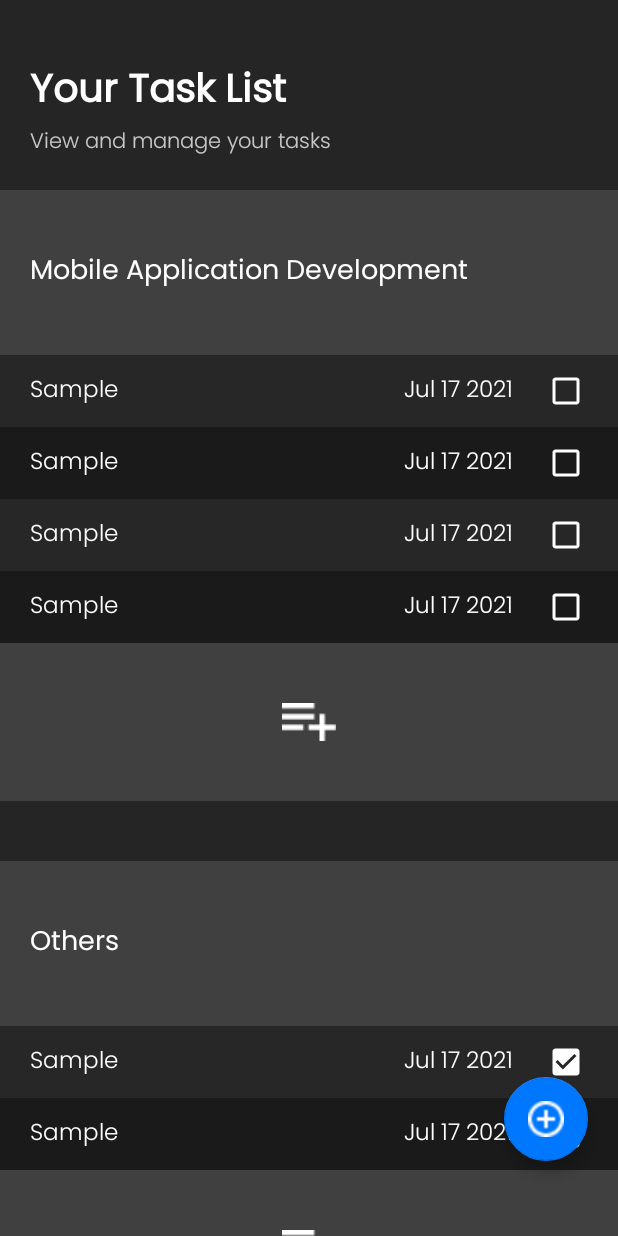
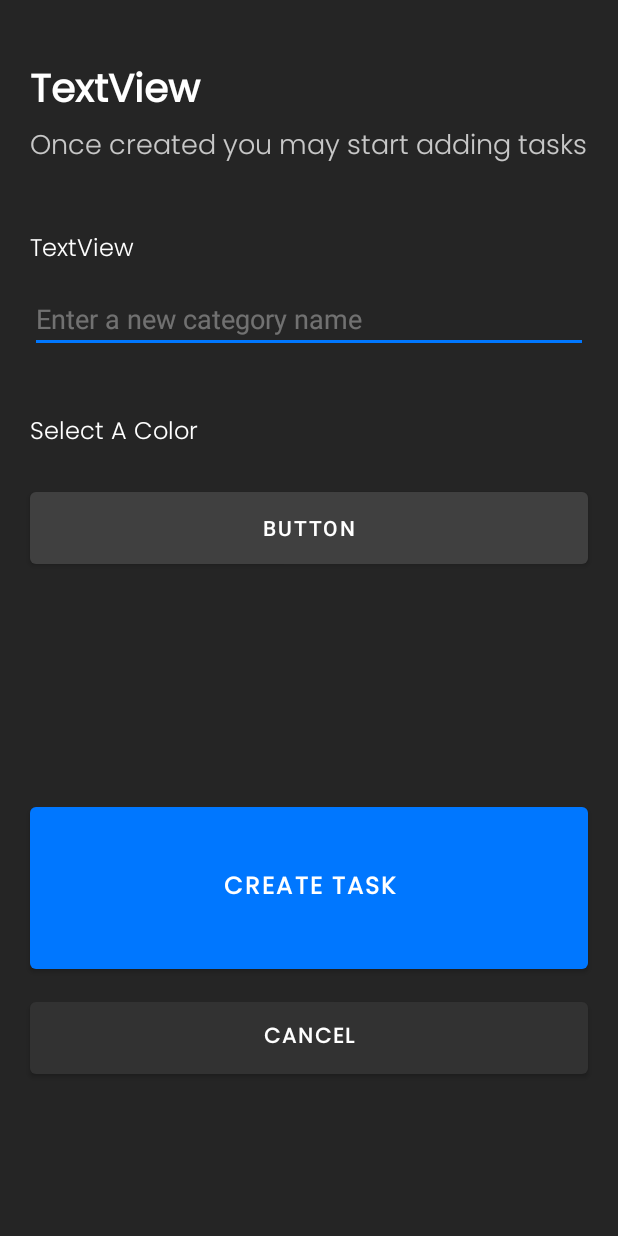
Before and after one commit to s10208233/PTL-MAD-ASSIGNMENT, an Android app: the screen it shows after launch (ViewTaskActivity before the commit, AddTaskCategoryActivity after it), after a tap on an icon or button, on a phone screen of 412 x 824 dp. Run offline under Robolectric (Android 15) with nearby library versions, the phone set to English and light mode, and no system bars; libraries missing offline, so code that uses them is left out: androidx.constraintlayout.solver.

Commit message:
Readjusted margin and text size for activity_add_task.xml.
AddTaskCategoryActivity added.

```diff
--- a/app/src/main/AndroidManifest.xml
+++ b/app/src/main/AndroidManifest.xml
@@ -9,7 +9,8 @@
         android:roundIcon="@mipmap/ic_launcher_round"
         android:supportsRtl="true"
         android:theme="@style/Theme.RememberToDo.NoActionBar">
-        <activity android:name=".ViewTaskActivity"></activity>
+        <activity android:name=".AddTaskCategoryActivity"></activity>
+        <activity android:name=".ViewTaskActivity" />
         <activity android:name=".AddTaskActivity" />
         <activity android:name=".HomeActivity" />
         <activity android:name=".SplashScreenActivity">
--- /dev/null
+++ b/app/src/main/java/sg/edu/np/mad/remembertodo/AddTaskCategoryActivity.java
@@ -0,0 +1,54 @@
+package sg.edu.np.mad.remembertodo;
+
+import androidx.annotation.RequiresApi;
+import androidx.appcompat.app.AppCompatActivity;
+
+import android.os.Build;
+import android.os.Bundle;
+import android.view.View;
+import android.widget.EditText;
+import android.widget.Toast;
+
+//  static_categorylist to be converted to database
+import static sg.edu.np.mad.remembertodo.ViewTaskActivity.static_categorylist;
+
+public class AddTaskCategoryActivity extends AppCompatActivity {
+
+    @Override
+    protected void onCreate(Bundle savedInstanceState) {
+        super.onCreate(savedInstanceState);
+        setContentView(R.layout.activity_add_task_category);
+
+        EditText new_category_name_edittext = findViewById(R.id.editTextNewCategoryName);
+
+        //  Create Category Button
+        findViewById(R.id.createCategoryBtn).setOnClickListener(new View.OnClickListener() {
+            @RequiresApi(api = Build.VERSION_CODES.LOLLIPOP)
+            @Override
+            public void onClick(View view) {
+                String new_category_name_input = new_category_name_edittext.getText().toString();
+                //  To create
+                String selected_color = "";
+
+                if (new_category_name_input.matches("")){
+                    new_category_name_edittext.setBackgroundTintList(getApplicationContext().getResources().getColorStateList(R.color.hard));
+                    Toast.makeText(AddTaskCategoryActivity.this, "Please give this category a name!", Toast.LENGTH_SHORT).show();
+                }
+                else{
+//                    if (DueDate_value.matches("Select A Date")){
+//                        DueDate_value = "-";
+//                    }
+//                    Task NewTaskObject = new Task(TaskName_value, Difficulty_value, DueDate_value,false, getTodaysDate());
+//                    static_categorylist.get(task_category_position).getTaskList().add(NewTaskObject);
+                    finish();
+                }
+            }
+        });
+
+    }
+    @Override
+    protected void onDestroy() {
+        super.onDestroy();
+        finish();
+    }
+}
--- a/app/src/main/java/sg/edu/np/mad/remembertodo/ViewTaskActivity.java
+++ b/app/src/main/java/sg/edu/np/mad/remembertodo/ViewTaskActivity.java
@@ -1,13 +1,17 @@
 package sg.edu.np.mad.remembertodo;
 
 import androidx.annotation.RequiresApi;
+import androidx.appcompat.app.AlertDialog;
 import androidx.appcompat.app.AppCompatActivity;
 import androidx.recyclerview.widget.DefaultItemAnimator;
 import androidx.recyclerview.widget.LinearLayoutManager;
 import androidx.recyclerview.widget.RecyclerView;
 
+import android.content.DialogInterface;
+import android.content.Intent;
 import android.os.Build;
 import android.os.Bundle;
+import android.util.Log;
 import android.view.View;
 
 import java.text.DateFormat;
@@ -87,10 +91,31 @@ public class ViewTaskActivity extends AppCompatActivity {
 
         taskcategoryadapter = adptr;
 
-        //  Floating Action Button - Create New Category
+        //  Floating Action Button - Displays Create New Category Alert Dialog
         findViewById(R.id.add_cat_btn).setOnClickListener(new View.OnClickListener() {
             @Override
             public void onClick(View view) {
+                startActivity(new Intent(ViewTaskActivity.this, AddTaskCategoryActivity.class));
+//                AlertDialog.Builder newcategory_alert_dialogbuilder = new AlertDialog.Builder(view.getContext());
+//                newcategory_alert_dialogbuilder.setTitle("Create New Task Category");
+//                newcategory_alert_dialogbuilder.setMessage("Create");
+//
+//                newcategory_alert_dialogbuilder.setPositiveButton("Confirm", new DialogInterface.OnClickListener() {
+//                    @Override
+//                    public void onClick(DialogInterface dialogInterface, int i) {
+//
+//                    }
+//                });
+//
+//                newcategory_alert_dialogbuilder.setNegativeButton("Cancel", new DialogInterface.OnClickListener() {
+//                    @Override
+//                    public void onClick(DialogInterface dialogInterface, int i) {
+//
+//                    }
+//                });
+//
+//                AlertDialog newcategory_alert_dialog = newcategory_alert_dialogbuilder.create();
+//                newcategory_alert_dialog.show();
 
             }
         });
--- a/app/src/main/res/layout/activity_add_task.xml
+++ b/app/src/main/res/layout/activity_add_task.xml
@@ -64,7 +64,7 @@
                 android:fontFamily="@font/poppins"
                 android:text="Name"
                 android:textColor="#FFFFFF"
-                android:textSize="18sp"
+                android:textSize="16sp"
                 app:layout_constraintEnd_toEndOf="parent"
                 app:layout_constraintStart_toStartOf="parent"
                 app:layout_constraintTop_toBottomOf="@+id/AddTaskSubtitle" />
@@ -81,9 +81,10 @@
                 android:fontFamily="@font/poppins_light"
                 android:hint="Enter a new task name"
                 android:inputType="textPersonName"
-                android:textColor="#59FFFFFF"
+                android:textAllCaps="false"
+                android:textColor="@color/white"
                 android:textColorHint="#80FFFFFF"
-                android:textSize="18sp"
+                android:textSize="16sp"
                 app:layout_constraintEnd_toEndOf="parent"
                 app:layout_constraintStart_toStartOf="parent"
                 app:layout_constraintTop_toBottomOf="@+id/TaskNameHeader" />
@@ -93,12 +94,12 @@
                 android:layout_width="0dp"
                 android:layout_height="wrap_content"
                 android:layout_marginStart="20dp"
-                android:layout_marginTop="20dp"
+                android:layout_marginTop="40dp"
                 android:layout_marginEnd="20dp"
                 android:fontFamily="@font/poppins"
                 android:text="Difficulty"
                 android:textColor="#FFFFFF"
-                android:textSize="18sp"
+                android:textSize="16sp"
                 app:layout_constraintEnd_toEndOf="parent"
                 app:layout_constraintStart_toStartOf="parent"
                 app:layout_constraintTop_toBottomOf="@+id/editTextNewTaskName" />
@@ -112,6 +113,7 @@
                 android:textAlignment="center"
                 android:textColor="@color/simple"
                 android:textSize="16sp"
+                android:textStyle="bold"
                 app:layout_constraintEnd_toStartOf="@+id/diffTextModerate"
                 app:layout_constraintHorizontal_bias="0.5"
                 app:layout_constraintStart_toStartOf="parent"
@@ -127,6 +129,7 @@
                 android:textAlignment="center"
                 android:textColor="@color/gray"
                 android:textSize="16sp"
+                android:textStyle="bold"
                 app:layout_constraintEnd_toStartOf="@+id/diffTextHard"
                 app:layout_constraintHorizontal_bias="0.5"
                 app:layout_constraintStart_toEndOf="@+id/diffTextSimple"
@@ -141,6 +144,7 @@
                 android:textAlignment="center"
                 android:textColor="@color/gray"
                 android:textSize="16sp"
+                android:textStyle="bold"
                 app:layout_constraintEnd_toEndOf="parent"
                 app:layout_constraintHorizontal_bias="0.5"
                 app:layout_constraintStart_toEndOf="@+id/diffTextModerate"
@@ -151,12 +155,12 @@
                 android:layout_width="0dp"
                 android:layout_height="wrap_content"
                 android:layout_marginStart="20dp"
-                android:layout_marginTop="20dp"
+                android:layout_marginTop="40dp"
                 android:layout_marginEnd="20dp"
                 android:fontFamily="@font/poppins"
                 android:text="Due Date"
                 android:textColor="#FFFFFF"
-                android:textSize="18sp"
+                android:textSize="16sp"
                 app:layout_constraintEnd_toEndOf="parent"
                 app:layout_constraintStart_toStartOf="parent"
                 app:layout_constraintTop_toBottomOf="@+id/addTaskDifficultySeekbar" />
@@ -201,7 +205,7 @@
                 android:text="Select A Date"
                 android:textAlignment="center"
                 android:textColor="@color/white"
-                android:textSize="18sp"
+                android:textSize="16sp"
                 app:backgroundTint="@color/gray"
                 app:layout_constraintEnd_toEndOf="parent"
                 app:layout_constraintStart_toStartOf="parent"
@@ -212,11 +216,11 @@
                 android:layout_width="0dp"
                 android:layout_height="120dp"
                 android:layout_marginStart="20dp"
-                android:layout_marginTop="60dp"
+                android:layout_marginTop="80dp"
                 android:layout_marginEnd="20dp"
-                android:fontFamily="@font/poppins_light"
+                android:fontFamily="@font/poppins"
                 android:text="Create Task"
-                android:textSize="14sp"
+                android:textSize="16sp"
                 android:textStyle="bold"
                 app:backgroundTint="@color/accentblue"
                 app:layout_constraintEnd_toEndOf="parent"
@@ -227,12 +231,12 @@
             <Button
                 android:id="@+id/cancelTaskBtn"
                 android:layout_width="0dp"
-                android:layout_height="65dp"
+                android:layout_height="60dp"
                 android:layout_marginStart="20dp"
                 android:layout_marginTop="10dp"
                 android:layout_marginEnd="20dp"
                 android:layout_marginBottom="40dp"
-                android:fontFamily="@font/poppins_light"
+                android:fontFamily="@font/poppins"
                 android:text="Cancel"
                 android:textSize="14sp"
                 android:textStyle="bold"
--- /dev/null
+++ b/app/src/main/res/layout/activity_add_task_category.xml
@@ -0,0 +1,156 @@
+<?xml version="1.0" encoding="utf-8"?>
+<androidx.constraintlayout.widget.ConstraintLayout xmlns:android="http://schemas.android.com/apk/res/android"
+    xmlns:app="http://schemas.android.com/apk/res-auto"
+    xmlns:tools="http://schemas.android.com/tools"
+    android:layout_width="match_parent"
+    android:layout_height="match_parent"
+    android:background="#252525"
+    tools:context=".AddTaskCategoryActivity">
+
+    <ScrollView
+        android:layout_width="match_parent"
+        android:layout_height="match_parent"
+        app:layout_constraintBottom_toBottomOf="parent"
+        app:layout_constraintEnd_toEndOf="parent"
+        app:layout_constraintHorizontal_bias="0.0"
+        app:layout_constraintStart_toStartOf="parent"
+        app:layout_constraintTop_toTopOf="parent"
+        app:layout_constraintVertical_bias="0.0">
+
+        <androidx.constraintlayout.widget.ConstraintLayout
+            android:layout_width="match_parent"
+            android:layout_height="wrap_content">
+
+            <TextView
+                android:id="@+id/textView"
+                android:layout_width="0dp"
+                android:layout_height="wrap_content"
+                android:layout_marginStart="20dp"
+                android:layout_marginTop="40dp"
+                android:layout_marginEnd="20dp"
+                android:fontFamily="@font/poppins"
+                android:text="TextView"
+                android:textColor="#FFFFFF"
+                android:textSize="26sp"
+                android:textStyle="bold"
+                app:layout_constraintEnd_toEndOf="parent"
+                app:layout_constraintStart_toStartOf="parent"
+                app:layout_constraintTop_toTopOf="parent"
+                tools:text="Create a New Category" />
+
+            <TextView
+                android:id="@+id/textView3"
+                android:layout_width="0dp"
+                android:layout_height="wrap_content"
+                android:layout_marginStart="20dp"
+                android:layout_marginEnd="20dp"
+                android:fontFamily="@font/poppins_light"
+                android:text="Once created you may start adding tasks"
+                android:textColor="#BFFFFFFF"
+                android:textSize="18sp"
+                app:layout_constraintEnd_toEndOf="parent"
+                app:layout_constraintStart_toStartOf="parent"
+                app:layout_constraintTop_toBottomOf="@+id/textView" />
+
+            <TextView
+                android:id="@+id/textView4"
+                android:layout_width="0dp"
+                android:layout_height="wrap_content"
+                android:layout_marginStart="20dp"
+                android:layout_marginTop="40dp"
+                android:layout_marginEnd="20dp"
+                android:fontFamily="@font/poppins_light"
+                android:text="TextView"
+                android:textColor="@color/white"
+                android:textSize="16sp"
+                app:layout_constraintEnd_toEndOf="parent"
+                app:layout_constraintStart_toStartOf="parent"
+                app:layout_constraintTop_toBottomOf="@+id/textView3"
+                tools:text="Category Name" />
+
+            <EditText
+                android:id="@+id/editTextNewCategoryName"
+                android:layout_width="0dp"
+                android:layout_height="wrap_content"
+                android:layout_marginStart="20dp"
+                android:layout_marginTop="10dp"
+                android:layout_marginEnd="20dp"
+                android:backgroundTint="@color/accentblue"
+                android:ems="10"
+                android:hint="Enter a new category name"
+                android:inputType="textPersonName"
+                android:textColor="@color/white"
+                android:textColorHint="#59FFFFFF"
+                app:layout_constraintEnd_toEndOf="parent"
+                app:layout_constraintStart_toStartOf="parent"
+                app:layout_constraintTop_toBottomOf="@+id/textView4" />
+
+            <TextView
+                android:id="@+id/textView5"
+                android:layout_width="0dp"
+                android:layout_height="wrap_content"
+                android:layout_marginStart="20dp"
+                android:layout_marginTop="40dp"
+                android:layout_marginEnd="20dp"
+                android:fontFamily="@font/poppins_light"
+                android:text="Select A Color"
+                android:textColor="@color/white"
+                android:textSize="16sp"
+                app:layout_constraintEnd_toEndOf="parent"
+                app:layout_constraintStart_toStartOf="parent"
+                app:layout_constraintTop_toBottomOf="@+id/editTextNewCategoryName" />
+
+            <Button
+                android:id="@+id/new_category_color_select_btn"
+                android:layout_width="0dp"
+                android:layout_height="60dp"
+                android:layout_marginStart="20dp"
+                android:layout_marginTop="20dp"
+                android:layout_marginEnd="20dp"
+                android:shadowDx="3"
+                android:text="Button"
+                app:backgroundTint="@color/gray"
+                app:layout_constraintEnd_toEndOf="parent"
+                app:layout_constraintStart_toStartOf="parent"
+                app:layout_constraintTop_toBottomOf="@+id/textView5" />
+
+            <Button
+                android:id="@+id/createCategoryBtn"
+                android:layout_width="0dp"
+                android:layout_height="120dp"
+                android:layout_marginStart="20dp"
+                android:layout_marginTop="150dp"
+                android:layout_marginEnd="20dp"
+                android:fontFamily="@font/poppins"
+                android:text="Create Task"
+                android:textSize="16sp"
+                android:textStyle="bold"
+                app:backgroundTint="@color/accentblue"
+                app:layout_constraintEnd_toEndOf="parent"
+                app:layout_constraintStart_toStartOf="parent"
+                app:layout_constraintTop_toBottomOf="@+id/new_category_color_select_btn"
+                app:rippleColor="#47B6FF" />
+
+            <Button
+                android:id="@+id/cancelCategoryBtn"
+                android:layout_width="0dp"
+                android:layout_height="60dp"
+                android:layout_marginStart="20dp"
+                android:layout_marginTop="10dp"
+                android:layout_marginEnd="20dp"
+                android:layout_marginBottom="40dp"
+                android:fontFamily="@font/poppins"
+                android:text="Cancel"
+                android:textSize="14sp"
+                android:textStyle="bold"
+                app:backgroundTint="#323232"
+                app:layout_constraintBottom_toBottomOf="parent"
+                app:layout_constraintEnd_toEndOf="parent"
+                app:layout_constraintHorizontal_bias="1.0"
+                app:layout_constraintStart_toStartOf="parent"
+                app:layout_constraintTop_toBottomOf="@+id/createCategoryBtn"
+                app:rippleColor="#595959" />
+
+        </androidx.constraintlayout.widget.ConstraintLayout>
+    </ScrollView>
+</androidx.constraintlayout.widget.ConstraintLayout>
```
